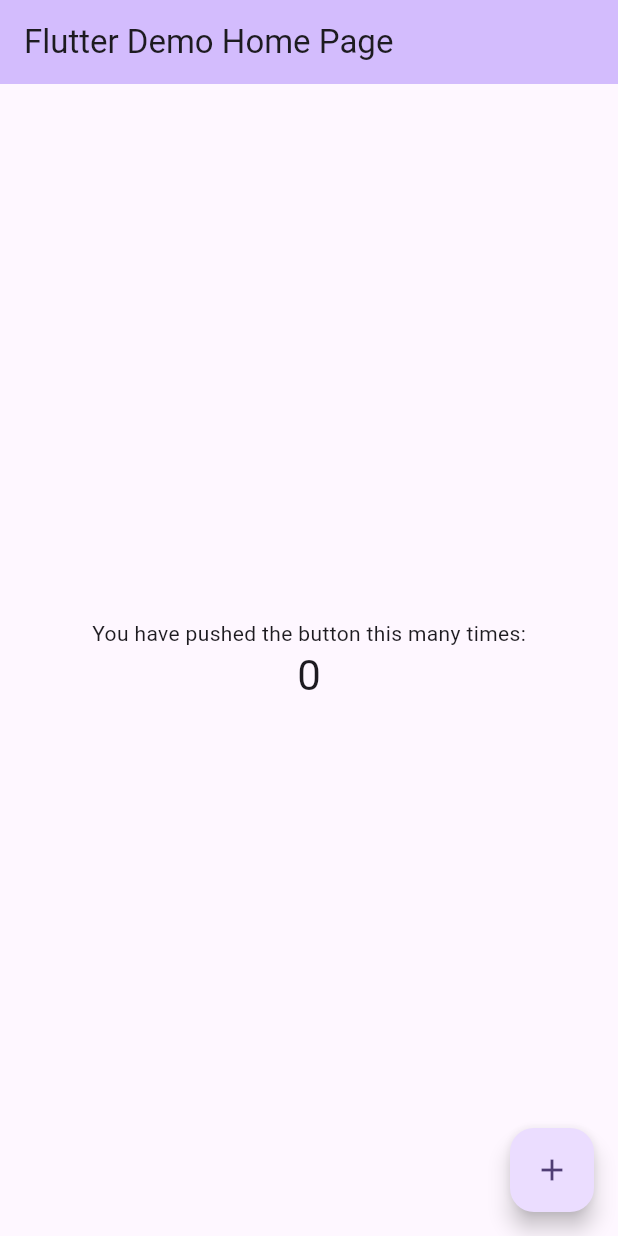
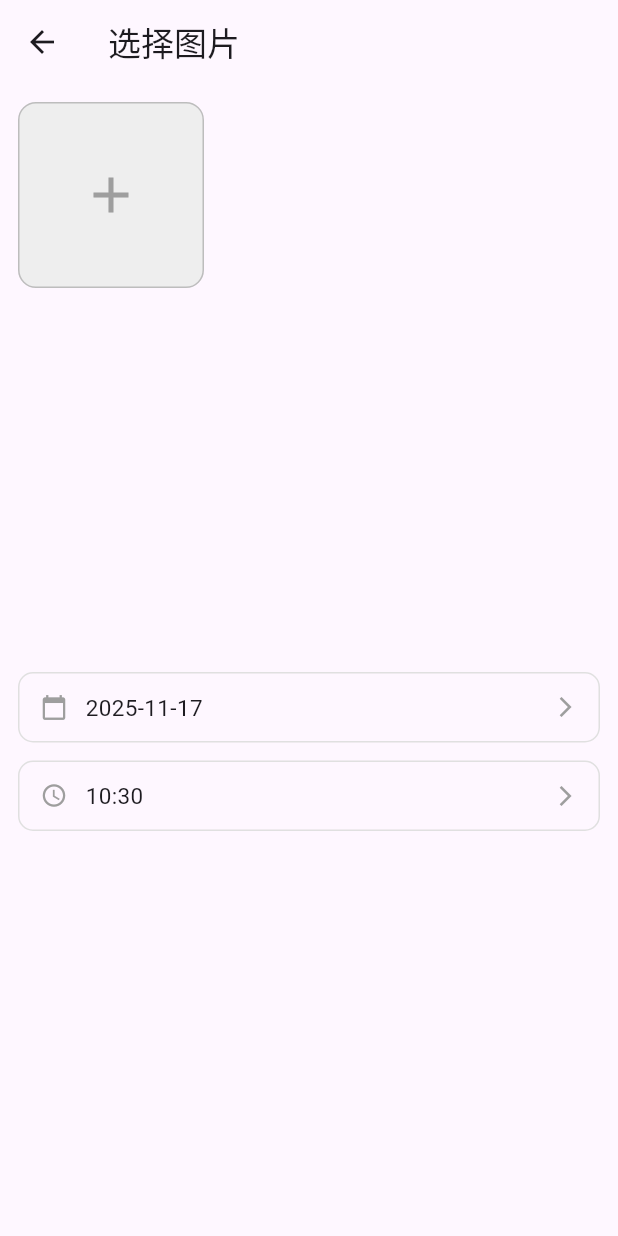
Before and after one commit to nismison/WaterMarker_Flutter, a Flutter app: the screen it shows after launch, on a phone screen of 412 x 824 dp. Run offline on Flutter 3.47's test engine with Material 3 defaults, Android fonts, the phone set to English and light mode, and no system bars; our stand-ins replace fluro, image_picker.

Commit message:
feat(app): 初始化应用并集成图片选择功能

```diff
--- a/lib/main.dart
+++ b/lib/main.dart
@@ -1,121 +1,27 @@
 import 'package:flutter/material.dart';
+import 'package:provider/provider.dart';
+import 'router.dart';
+import 'providers/image_picker_provider.dart';
 
 void main() {
-  runApp(const MyApp());
+  AppRouter.setupRouter();
+  runApp(const WatermarkApp());
 }
 
-class MyApp extends StatelessWidget {
-  const MyApp({super.key});
-
-  // This widget is the root of your application.
-  @override
-  Widget build(BuildContext context) {
-    return MaterialApp(
-      title: 'Flutter Demo',
-      theme: ThemeData(
-        // This is the theme of your application.
-        //
-        // TRY THIS: Try running your application with "flutter run". You'll see
-        // the application has a purple toolbar. Then, without quitting the app,
-        // try changing the seedColor in the colorScheme below to Colors.green
-        // and then invoke "hot reload" (save your changes or press the "hot
-        // reload" button in a Flutter-supported IDE, or press "r" if you used
-        // the command line to start the app).
-        //
-        // Notice that the counter didn't reset back to zero; the application
-        // state is not lost during the reload. To reset the state, use hot
-        // restart instead.
-        //
-        // This works for code too, not just values: Most code changes can be
-        // tested with just a hot reload.
-        colorScheme: .fromSeed(seedColor: Colors.deepPurple),
-      ),
-      home: const MyHomePage(title: 'Flutter Demo Home Page'),
-    );
-  }
-}
-
-class MyHomePage extends StatefulWidget {
-  const MyHomePage({super.key, required this.title});
-
-  // This widget is the home page of your application. It is stateful, meaning
-  // that it has a State object (defined below) that contains fields that affect
-  // how it looks.
-
-  // This class is the configuration for the state. It holds the values (in this
-  // case the title) provided by the parent (in this case the App widget) and
-  // used by the build method of the State. Fields in a Widget subclass are
-  // always marked "final".
-
-  final String title;
-
-  @override
-  State<MyHomePage> createState() => _MyHomePageState();
-}
-
-class _MyHomePageState extends State<MyHomePage> {
-  int _counter = 0;
-
-  void _incrementCounter() {
-    setState(() {
-      // This call to setState tells the Flutter framework that something has
-      // changed in this State, which causes it to rerun the build method below
-      // so that the display can reflect the updated values. If we changed
-      // _counter without calling setState(), then the build method would not be
-      // called again, and so nothing would appear to happen.
-      _counter++;
-    });
-  }
+class WatermarkApp extends StatelessWidget {
+  const WatermarkApp({super.key});
 
   @override
   Widget build(BuildContext context) {
-    // This method is rerun every time setState is called, for instance as done
-    // by the _incrementCounter method above.
-    //
-    // The Flutter framework has been optimized to make rerunning build methods
-    // fast, so that you can just rebuild anything that needs updating rather
-    // than having to individually change instances of widgets.
-    return Scaffold(
-      appBar: AppBar(
-        // TRY THIS: Try changing the color here to a specific color (to
-        // Colors.amber, perhaps?) and trigger a hot reload to see the AppBar
-        // change color while the other colors stay the same.
-        backgroundColor: Theme.of(context).colorScheme.inversePrimary,
-        // Here we take the value from the MyHomePage object that was created by
-        // the App.build method, and use it to set our appbar title.
-        title: Text(widget.title),
-      ),
-      body: Center(
-        // Center is a layout widget. It takes a single child and positions it
-        // in the middle of the parent.
-        child: Column(
-          // Column is also a layout widget. It takes a list of children and
-          // arranges them vertically. By default, it sizes itself to fit its
-          // children horizontally, and tries to be as tall as its parent.
-          //
-          // Column has various properties to control how it sizes itself and
-          // how it positions its children. Here we use mainAxisAlignment to
-          // center the children vertically; the main axis here is the vertical
-          // axis because Columns are vertical (the cross axis would be
-          // horizontal).
-          //
-          // TRY THIS: Invoke "debug painting" (choose the "Toggle Debug Paint"
-          // action in the IDE, or press "p" in the console), to see the
-          // wireframe for each widget.
-          mainAxisAlignment: .center,
-          children: [
-            const Text('You have pushed the button this many times:'),
-            Text(
-              '$_counter',
-              style: Theme.of(context).textTheme.headlineMedium,
-            ),
-          ],
-        ),
-      ),
-      floatingActionButton: FloatingActionButton(
-        onPressed: _incrementCounter,
-        tooltip: 'Increment',
-        child: const Icon(Icons.add),
+    return MultiProvider(
+      providers: [
+        ChangeNotifierProvider(create: (_) => ImagePickerProvider()),
+      ],
+      child: MaterialApp(
+        title: '图片选择 Demo',
+        theme: ThemeData(primarySwatch: Colors.blue),
+        onGenerateRoute: AppRouter.router.generator,
+        initialRoute: '/image_picker',
       ),
     );
   }
--- /dev/null
+++ b/lib/pages/image_picker_page.dart
@@ -0,0 +1,147 @@
+import 'dart:io';
+import 'package:flutter/material.dart';
+import 'package:image_picker/image_picker.dart';
+import 'package:provider/provider.dart';
+import '../providers/image_picker_provider.dart';
+import '../widgets/date_picker_dialog.dart';
+import '../widgets/time_picker_dialog.dart';
+
+class ImagePickerPage extends StatefulWidget {
+  const ImagePickerPage({super.key});
+
+  @override
+  State<ImagePickerPage> createState() => _ImagePickerPageState();
+}
+
+class _ImagePickerPageState extends State<ImagePickerPage> {
+  final ImagePicker _picker = ImagePicker();
+
+  Future<void> _pickImages() async {
+    final provider = context.read<ImagePickerProvider>();
+    final List<XFile>? images = await _picker.pickMultiImage();
+    if (images != null) provider.addImages(images);
+  }
+
+  @override
+  Widget build(BuildContext context) {
+    final provider = context.watch<ImagePickerProvider>();
+
+    final dateText = "${provider.selectedDate.year}-${provider.selectedDate.month.toString().padLeft(2, '0')}-${provider.selectedDate.day.toString().padLeft(2, '0')}";
+    final timeText = "${provider.selectedTime.hour.toString().padLeft(2, '0')}:${provider.selectedTime.minute.toString().padLeft(2, '0')}";
+
+    return Scaffold(
+      appBar: AppBar(title: const Text('选择图片')),
+      body: ListView(
+        padding: const EdgeInsets.all(12),
+        children: [
+          // Grid
+          SizedBox(
+            height: 360,
+            child: GridView.builder(
+              physics: const NeverScrollableScrollPhysics(),
+              itemCount: provider.pickedImages.length + (provider.canAddMore ? 1 : 0),
+              gridDelegate: const SliverGridDelegateWithFixedCrossAxisCount(
+                crossAxisCount: 3,
+                crossAxisSpacing: 8,
+                mainAxisSpacing: 12,
+              ),
+              itemBuilder: (_, index) {
+                if (index < provider.pickedImages.length) {
+                  final img = provider.pickedImages[index];
+                  return Stack(
+                    children: [
+                      ClipRRect(
+                        borderRadius: BorderRadius.circular(12),
+                        child: Image.file(
+                          File(img.path),
+                          fit: BoxFit.cover,
+                        ),
+                      ),
+                      Positioned(
+                        right: 4,
+                        top: 4,
+                        child: GestureDetector(
+                          onTap: () => provider.removeImage(index),
+                          child: const CircleAvatar(
+                            radius: 10,
+                            backgroundColor: Colors.black54,
+                            child: Icon(Icons.close, size: 14, color: Colors.white),
+                          ),
+                        ),
+                      )
+                    ],
+                  );
+                } else {
+                  return GestureDetector(
+                    onTap: _pickImages,
+                    child: Container(
+                      decoration: BoxDecoration(
+                        color: Colors.grey[200],
+                        borderRadius: BorderRadius.circular(12),
+                        border: Border.all(color: Colors.grey.shade400),
+                      ),
+                      child: const Center(
+                        child: Icon(Icons.add, size: 40, color: Colors.grey),
+                      ),
+                    ),
+                  );
+                }
+              },
+            ),
+          ),
+
+          const SizedBox(height: 20),
+
+          // 日期选择
+          _buildSelectorRow(
+            icon: Icons.calendar_today,
+            label: dateText,
+            onTap: () => showDatePickerDialog(
+              context: context,
+              initialDate: provider.selectedDate,
+              onSelected: provider.updateDate,
+            ),
+          ),
+
+          // 时间选择
+          _buildSelectorRow(
+            icon: Icons.access_time,
+            label: timeText,
+            onTap: () => showTimePickerDialog(
+              context: context,
+              initialTime: provider.selectedTime,
+              onSelected: provider.updateTime,
+            ),
+          ),
+        ],
+      ),
+    );
+  }
+
+  Widget _buildSelectorRow({
+    required IconData icon,
+    required String label,
+    required VoidCallback onTap,
+  }) {
+    return GestureDetector(
+      onTap: onTap,
+      child: Container(
+        margin: const EdgeInsets.only(bottom: 12),
+        padding: const EdgeInsets.symmetric(vertical: 12, horizontal: 14),
+        decoration: BoxDecoration(
+          borderRadius: BorderRadius.circular(10),
+          border: Border.all(color: Colors.grey.shade300),
+        ),
+        child: Row(
+          children: [
+            Icon(icon, color: Colors.grey, size: 18),
+            const SizedBox(width: 12),
+            Text(label, style: const TextStyle(fontSize: 15)),
+            const Spacer(),
+            const Icon(Icons.arrow_forward_ios, size: 16, color: Colors.grey),
+          ],
+        ),
+      ),
+    );
+  }
+}
--- /dev/null
+++ b/lib/providers/image_picker_provider.dart
@@ -0,0 +1,47 @@
+import 'package:flutter/foundation.dart';
+import 'package:flutter/material.dart';
+import 'package:image_picker/image_picker.dart';
+
+/**
+ * @description 管理全局图片选择与统一时间、日期
+ */
+class ImagePickerProvider extends ChangeNotifier {
+  final List<XFile> _pickedImages = [];
+  final int maxImages = 9;
+
+  DateTime selectedDate = DateTime.now();
+  TimeOfDay selectedTime = TimeOfDay.now();
+
+  List<XFile> get pickedImages => List.unmodifiable(_pickedImages);
+  bool get canAddMore => _pickedImages.length < maxImages;
+
+  Future<void> addImages(List<XFile> images) async {
+    _pickedImages.addAll(images.take(maxImages - _pickedImages.length));
+    notifyListeners();
+  }
+
+  void removeImage(int index) {
+    _pickedImages.removeAt(index);
+    notifyListeners();
+  }
+
+  void updateDate(DateTime date) {
+    selectedDate = date;
+    notifyListeners();
+  }
+
+  void updateTime(TimeOfDay time) {
+    selectedTime = time;
+    notifyListeners();
+  }
+
+  DateTime get combinedDateTime {
+    return DateTime(
+      selectedDate.year,
+      selectedDate.month,
+      selectedDate.day,
+      selectedTime.hour,
+      selectedTime.minute,
+    );
+  }
+}
--- /dev/null
+++ b/lib/router.dart
@@ -0,0 +1,47 @@
+import 'package:fluro/fluro.dart';
+import 'package:flutter/material.dart';
+import 'pages/image_picker_page.dart';
+
+/**
+ * @description 全局路由管理，基于 Fluro 实现
+ *
+ * 使用方式：
+ * 1. 在 main.dart 中调用 AppRouter.setupRouter() 完成初始化
+ * 2. 使用 AppRouter.navigateTo(context, '/route_name') 进行跳转
+ */
+class AppRouter {
+  static final FluroRouter router = FluroRouter();
+
+  /// 初始化路由表
+  static void setupRouter() {
+    router.define(
+      '/image_picker',
+      handler: Handler(handlerFunc: (_, __) => const ImagePickerPage()),
+    );
+
+    /// 404 兜底
+    router.notFoundHandler = Handler(
+      handlerFunc: (_, __) => const Scaffold(
+        body: Center(
+          child: Text('页面不存在'),
+        ),
+      ),
+    );
+  }
+
+  /// 简化跳转方法
+  static Future navigateTo(
+      BuildContext context,
+      String path, {
+        bool replace = false,
+        bool clearStack = false,
+      }) {
+    return router.navigateTo(
+      context,
+      path,
+      replace: replace,
+      clearStack: clearStack,
+      transition: TransitionType.inFromRight,
+    );
+  }
+}
--- a/pubspec.yaml
+++ b/pubspec.yaml
@@ -34,6 +34,12 @@ dependencies:
   # The following adds the Cupertino Icons font to your application.
   # Use with the CupertinoIcons class for iOS style icons.
   cupertino_icons: ^1.0.8
+  provider: ^6.0.5
+  fluro: ^2.0.3
+  dio: ^5.0.0
+  sqflite: ^2.2.0+4
+  image_picker: ^1.0.7
+  path_provider: ^2.1.0
 
 dev_dependencies:
   flutter_test:
```
Also changed, not shown: lib/widgets/date_picker_dialog.dart (added, +131 -0 lines), lib/widgets/time_picker_dialog.dart (added, +183 -0 lines), pubspec.lock, 5 other files.
